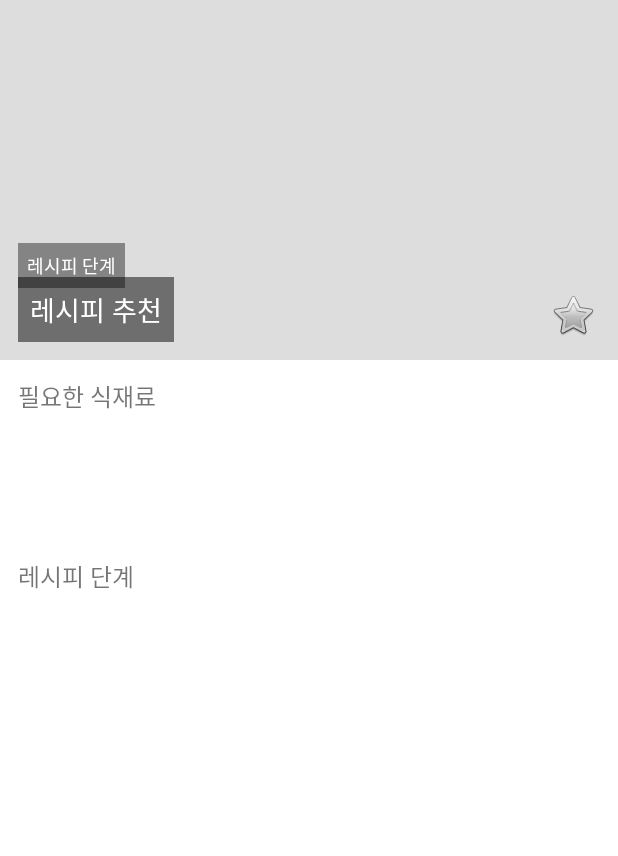
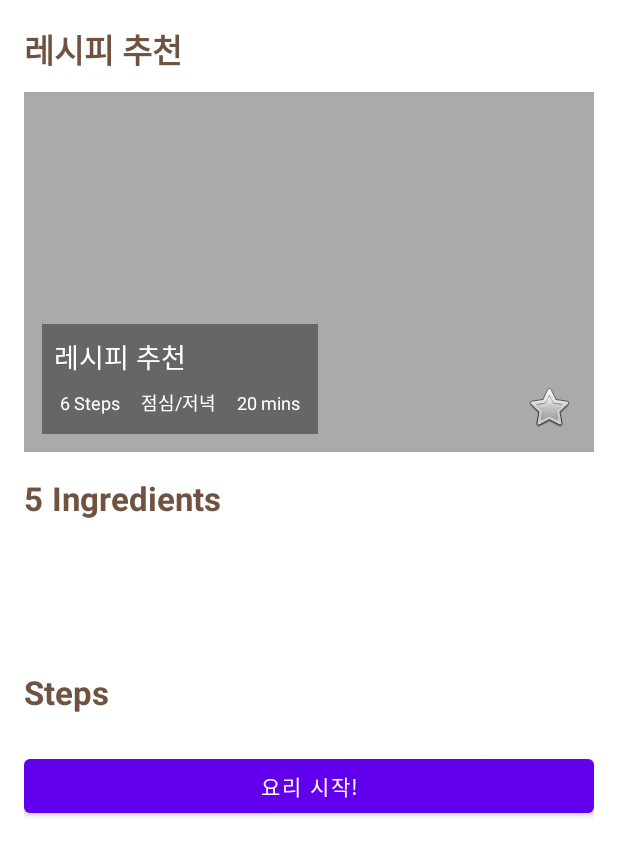
Before and after one commit to Cookify-Team7/front-end-v1-, an Android app: the RecipeDetailActivity screen opened directly, with no data from a screen before it, on a phone screen of 412 x 824 dp. Shown: the top 856 px of the screen. Run offline under Robolectric (Android 15) with nearby library versions, the phone set to English and light mode, and no system bars; pictures from the network do not load.

```diff
--- a/app/src/main/res/layout/activity_recipe_detail.xml
+++ b/app/src/main/res/layout/activity_recipe_detail.xml
@@ -1,43 +1,181 @@
 <?xml version="1.0" encoding="utf-8"?>
+<!-- Recipe detail screen rebuilt to match the provided mock:
+     1) Large page title
+     2) Hero image with bottom overlay (title + meta row) and bookmark button
+     3) "5 Ingredients" header + horizontal ingredients list
+     4) "Steps" header + steps list
+     5) Start button at bottom
+-->
 <ScrollView xmlns:android="http://schemas.android.com/apk/res/android"
-    android:layout_width="match_parent" android:layout_height="match_parent"
+    android:layout_width="match_parent"
+    android:layout_height="match_parent"
     android:fillViewport="true">
 
-    <LinearLayout android:layout_width="match_parent" android:layout_height="wrap_content" android:orientation="vertical">
+    <LinearLayout
+        android:layout_width="match_parent"
+        android:layout_height="wrap_content"
+        android:orientation="vertical"
+        android:padding="16dp">
 
-        <FrameLayout android:layout_width="match_parent" android:layout_height="240dp">
-            <ImageView android:id="@+id/iv_detail_photo"
-                android:layout_width="match_parent" android:layout_height="match_parent"
-                android:scaleType="centerCrop" android:background="#DDD"
-                android:contentDescription="@string/content_desc_recipe_image"/>
-            <TextView android:id="@+id/tv_detail_title"
-                android:layout_width="wrap_content" android:layout_height="wrap_content"
-                android:layout_gravity="bottom|start" android:layout_margin="12dp"
-                android:padding="8dp" android:background="#80000000" android:textColor="#FFF"
-                android:textSize="18sp" android:text="@string/suggest_title"/>
-            <TextView android:id="@+id/tv_detail_meta"
-                android:layout_width="wrap_content" android:layout_height="wrap_content"
-                android:layout_gravity="bottom|start" android:layout_marginStart="12dp" android:layout_marginBottom="48dp"
-                android:padding="6dp" android:background="#66000000" android:textColor="#FFF"
-                android:textSize="12sp" android:text="@string/label_recipe_steps"/>
-            <ImageButton android:id="@+id/btn_bookmark"
-                android:layout_width="36dp" android:layout_height="36dp"
-                android:layout_gravity="bottom|end" android:layout_margin="12dp"
+        <!-- Page title -->
+        <TextView
+            android:id="@+id/tv_page_title"
+            android:layout_width="wrap_content"
+            android:layout_height="wrap_content"
+            android:text="@string/suggest_title"
+            android:textStyle="bold"
+            android:textSize="22sp"
+            android:textColor="@color/brown"
+            android:paddingBottom="12dp" />
+
+        <!-- Hero image with overlays -->
+        <FrameLayout
+            android:layout_width="match_parent"
+            android:layout_height="240dp">
+
+            <!-- Recipe photo -->
+            <ImageView
+                android:id="@+id/iv_detail_photo"
+                android:layout_width="match_parent"
+                android:layout_height="match_parent"
+                android:scaleType="centerCrop"
+                android:background="#DDDDDD"
+                android:contentDescription="@string/content_desc_recipe_image" />
+
+            <!-- Bottom overlay container: title + meta row -->
+            <LinearLayout
+                android:layout_width="wrap_content"
+                android:layout_height="wrap_content"
+                android:layout_gravity="bottom|start"
+                android:layout_margin="12dp"
+                android:orientation="vertical"
+                android:background="#66000000"
+                android:padding="8dp">
+
+                <!-- Overlay title on image -->
+                <TextView
+                    android:id="@+id/tv_detail_title"
+                    android:layout_width="wrap_content"
+                    android:layout_height="wrap_content"
+                    android:text="@string/suggest_title"
+                    android:textSize="18sp"
+                    android:textColor="#FFFFFFFF" />
+
+                <!-- Meta info row: keep existing id tv_detail_meta for the first chip -->
+                <LinearLayout
+                    android:id="@+id/meta_row"
+                    android:layout_width="wrap_content"
+                    android:layout_height="wrap_content"
+                    android:orientation="horizontal"
+                    android:layout_marginTop="4dp">
+
+                    <TextView
+                        android:id="@+id/tv_detail_meta"
+                        android:layout_width="wrap_content"
+                        android:layout_height="wrap_content"
+                        android:text="6 Steps"
+                        android:textSize="12sp"
+                        android:textColor="#FFFFFFFF"
+                        android:padding="4dp" />
+
+                    <TextView
+                        android:id="@+id/tv_meal_type"
+                        android:layout_width="wrap_content"
+                        android:layout_height="wrap_content"
+                        android:text="점심/저녁"
+                        android:textSize="12sp"
+                        android:textColor="#FFFFFFFF"
+                        android:padding="4dp"
+                        android:layout_marginStart="6dp" />
+
+                    <TextView
+                        android:id="@+id/tv_cook_time"
+                        android:layout_width="wrap_content"
+                        android:layout_height="wrap_content"
+                        android:text="20 mins"
+                        android:textSize="12sp"
+                        android:textColor="#FFFFFFFF"
+                        android:padding="4dp"
+                        android:layout_marginStart="6dp" />
+                </LinearLayout>
+            </LinearLayout>
+
+            <!-- Bookmark button at bottom-right -->
+            <ImageButton
+                android:id="@+id/btn_bookmark"
+                android:layout_width="36dp"
+                android:layout_height="36dp"
+                android:layout_gravity="bottom|end"
+                android:layout_margin="12dp"
                 android:background="@android:color/transparent"
                 android:src="@android:drawable/btn_star_big_off"
-                android:contentDescription="@string/content_desc_bookmark"/>
+                android:contentDescription="@string/content_desc_bookmark" />
         </FrameLayout>
 
-        <TextView android:layout_width="match_parent" android:layout_height="wrap_content"
-            android:text="@string/label_need_ingredients" android:textSize="16sp" android:padding="12dp"/>
+        <!-- Ingredients section header: "5 Ingredients" -->
+        <LinearLayout
+            android:layout_width="match_parent"
+            android:layout_height="wrap_content"
+            android:orientation="horizontal"
+            android:gravity="center_vertical"
+            android:paddingTop="16dp"
+            android:paddingBottom="8dp">
+
+            <TextView
+                android:id="@+id/tv_ingredient_count"
+                android:layout_width="wrap_content"
+                android:layout_height="wrap_content"
+                android:text="5"
+                android:textStyle="bold"
+                android:textSize="22sp"
+                android:textColor="@color/brown" />
+
+            <TextView
+                android:id="@+id/tv_ingredients_title"
+                android:layout_width="wrap_content"
+                android:layout_height="wrap_content"
+                android:text="Ingredients"
+                android:textStyle="bold"
+                android:textSize="22sp"
+                android:textColor="@color/brown"
+                android:layout_marginStart="6dp" />
+        </LinearLayout>
+
+        <!-- Horizontal ingredients list -->
         <androidx.recyclerview.widget.RecyclerView
             android:id="@+id/recycler_detail_ingredients"
-            android:layout_width="match_parent" android:layout_height="72dp"/>
+            android:layout_width="match_parent"
+            android:layout_height="84dp"
+            android:paddingTop="4dp"
+            android:paddingBottom="8dp" />
 
-        <TextView android:layout_width="match_parent" android:layout_height="wrap_content"
-            android:text="@string/label_recipe_steps" android:textSize="16sp" android:padding="12dp"/>
+        <!-- Steps header -->
+        <TextView
+            android:id="@+id/tv_steps_title"
+            android:layout_width="wrap_content"
+            android:layout_height="wrap_content"
+            android:text="Steps"
+            android:textStyle="bold"
+            android:textSize="22sp"
+            android:textColor="@color/brown"
+            android:paddingTop="8dp"
+            android:paddingBottom="8dp" />
+
+        <!-- Steps list -->
         <androidx.recyclerview.widget.RecyclerView
             android:id="@+id/recycler_detail_steps"
-            android:layout_width="match_parent" android:layout_height="wrap_content"/>
+            android:layout_width="match_parent"
+            android:layout_height="wrap_content" />
+
+        <!-- Start Cooking button -->
+        <Button
+            android:id="@+id/btn_start_cooking"
+            android:layout_width="match_parent"
+            android:layout_height="wrap_content"
+            android:text="요리 시작!"
+            android:textAllCaps="false"
+            android:layout_marginTop="16dp"
+            android:layout_marginBottom="24dp" />
+
     </LinearLayout>
 </ScrollView>
--- a/app/src/main/res/layout/activity_suggest.xml
+++ b/app/src/main/res/layout/activity_suggest.xml
@@ -76,10 +76,7 @@
             android:id="@+id/recycler_suggest_recipes"
             android:layout_width="match_parent"
             android:layout_height="wrap_content"
-            android:layout_marginTop="12dp"/>
+            android:layout_marginTop="4dp"/>
 
     </LinearLayout>
-
-
-
 </FrameLayout>
--- a/app/src/main/res/layout/itm_recipes.xml
+++ b/app/src/main/res/layout/itm_recipes.xml
@@ -2,10 +2,10 @@
 <!-- 카드형 레시피 아이템: LinearLayout 전용 버전 (그림자/카드 제거) -->
 <LinearLayout
     xmlns:android="http://schemas.android.com/apk/res/android"
-    android:layout_width="match_parent"
+    android:layout_width="wrap_content"
     android:layout_height="wrap_content"
     android:orientation="vertical"
-    android:layout_margin="12dp">
+    android:layout_marginTop="8dp">
 
     <!-- 상단 대표 이미지: 가로폭에 맞추어 높이를 자동 조정 -->
     <ImageView
@@ -19,7 +19,7 @@
     <!-- 텍스트 영역 -->
     <LinearLayout
         android:id="@+id/ll_content"
-        android:layout_width="match_parent"
+        android:layout_width="wrap_content"
         android:layout_height="wrap_content"
         android:orientation="vertical">
 
```
Also changed, not shown: app/src/main/java/com/smn/maratang/Dangerouses/DangerAdapter.java (deleted, +0 -54 lines), app/src/main/java/com/smn/maratang/Dangerouses/DangerItem.java (deleted, +0 -25 lines), app/src/main/java/com/smn/maratang/WebcamService.java (deleted, +0 -11 lines), app/src/main/java/com/smn/maratang/recipes/detail/RecipeDetailActivity.java (+15 -0 lines), app/src/main/res/layout/item_message_ai.xml (deleted, +0 -23 lines), app/src/main/res/layout/item_message_user.xml (deleted, +0 -24 lines), app/src/main/res/layout/itm_danger.xml (deleted, +0 -63 lines).
